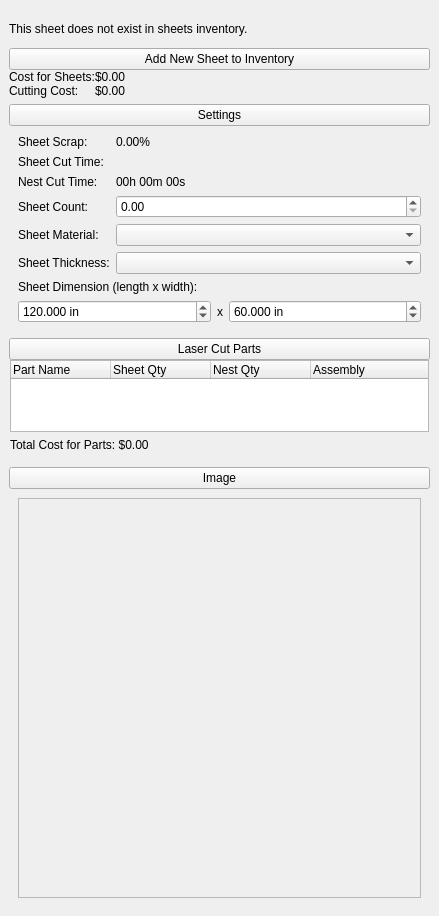
Above: ui/widgets/nest_widget.ui from TheCodingJsoftware/Invigo before the change. Below: the same form after it.
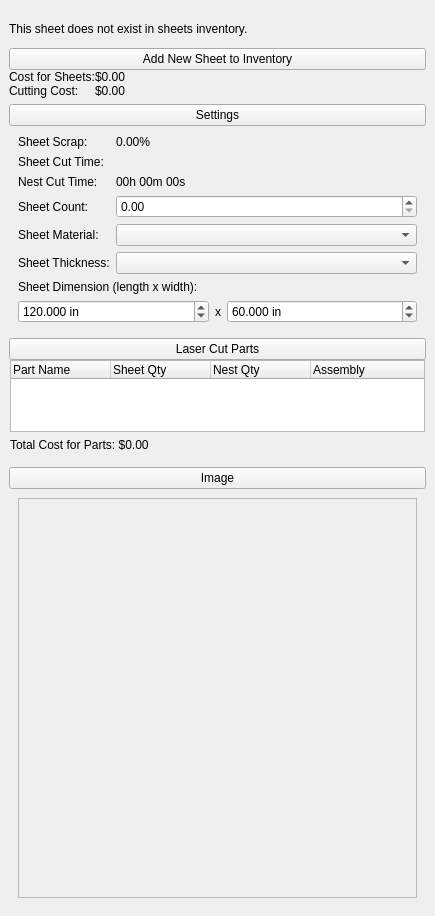
That is the form after the change. Icons and pictures are not drawn.

Patch:
```diff
--- a/ui/widgets/nest_widget.ui
+++ b/ui/widgets/nest_widget.ui
@@ -6,7 +6,7 @@
    <rect>
     <x>0</x>
     <y>0</y>
-    <width>439</width>
+    <width>435</width>
     <height>916</height>
    </rect>
   </property>
@@ -538,7 +538,7 @@
                   <rect>
                    <x>0</x>
                    <y>0</y>
-                   <width>399</width>
+                   <width>395</width>
                    <height>398</height>
                   </rect>
                  </property>
```
Left out of the diff: 2 changed lines with no effect on the pictures.
